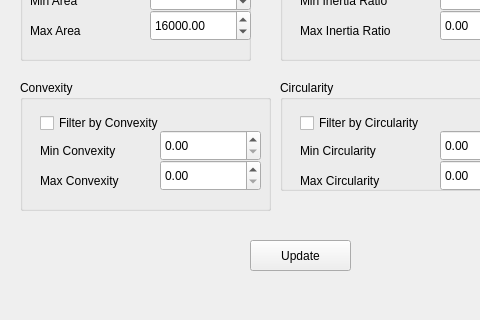
Above: Rutenerkennung/mainwindow.ui from MarvinElz/Rutenerkennung before the change; both pictures show x 0 to 480 and y 307 to 627 of the 1187 by 627 pixel window. Below: the same form after it.
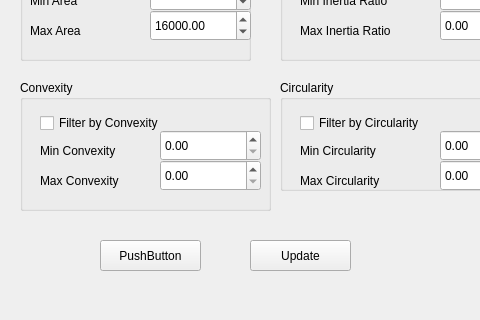
That is the form after the change.

```diff
--- a/Rutenerkennung/mainwindow.ui
+++ b/Rutenerkennung/mainwindow.ui
@@ -514,6 +514,19 @@
      <string/>
     </property>
    </widget>
+   <widget class="QPushButton" name="Einmessung_Koordinatensystem">
+    <property name="geometry">
+     <rect>
+      <x>100</x>
+      <y>530</y>
+      <width>101</width>
+      <height>31</height>
+     </rect>
+    </property>
+    <property name="text">
+     <string>PushButton</string>
+    </property>
+   </widget>
   </widget>
   <widget class="QToolBar" name="mainToolBar">
    <attribute name="toolBarArea">
```
